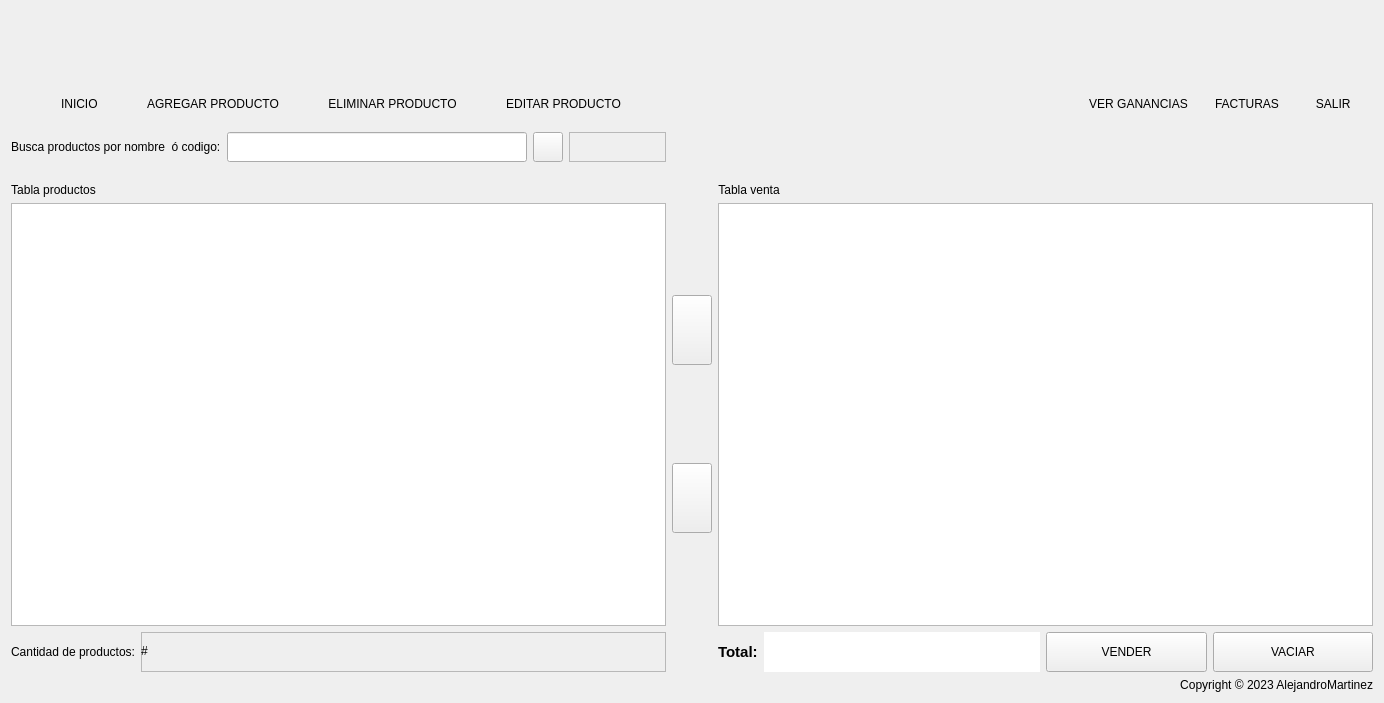
First picture: the form in uifiles/main_windows.ui, repository AlejandroMartinez04/PlanetMovilHermano, before the edit.
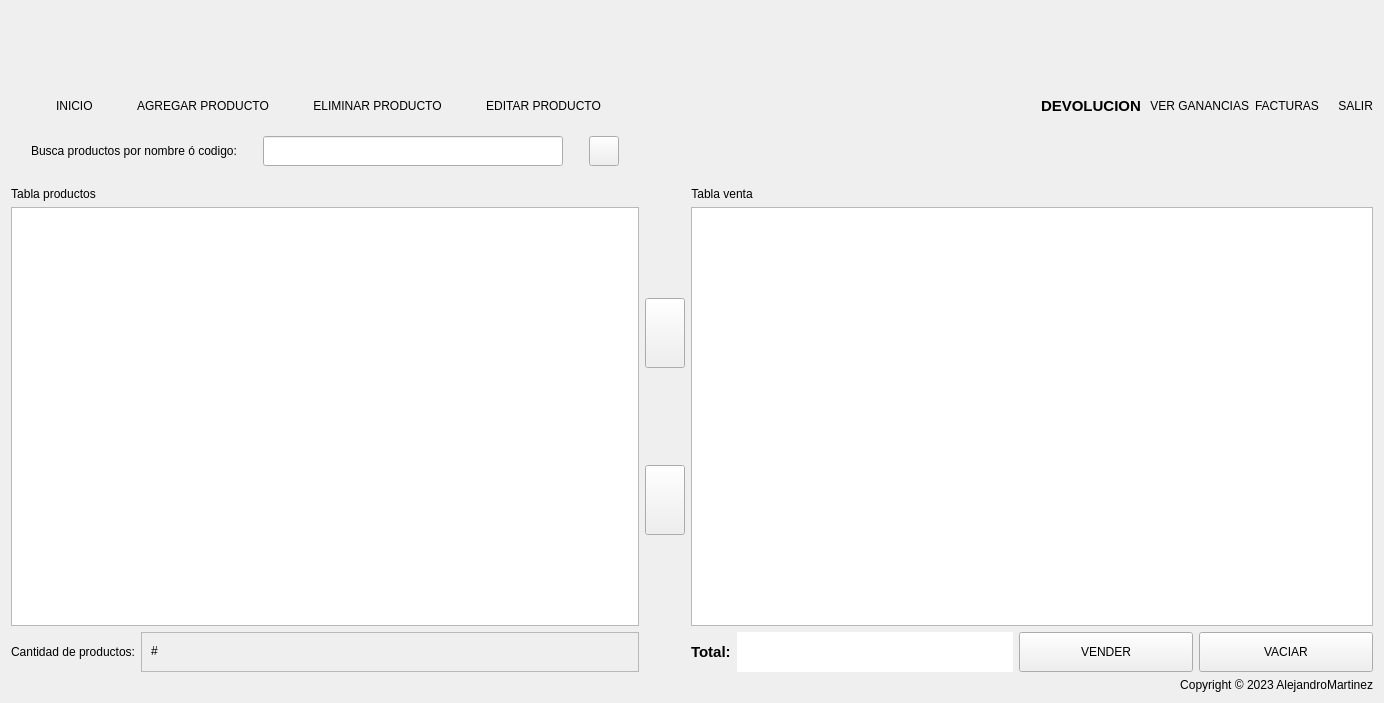
Second picture: the form after the edit. Icons and pictures are not drawn.

Commit message: Refactor employee and main window UI to remove unused components and improve layout properties

The edit to the form file:
```diff
--- a/uifiles/main_windows.ui
+++ b/uifiles/main_windows.ui
@@ -68,7 +68,7 @@
         <string notr="true">font: 700 11pt &quot;Segoe UI&quot;;</string>
        </property>
        <property name="text">
-        <string>Busca productos por nombre  ó codigo:</string>
+        <string>Busca productos por nombre ó codigo:</string>
        </property>
       </widget>
      </item>
@@ -123,19 +123,6 @@
        </property>
       </widget>
      </item>
-     <item>
-      <widget class="QFrame" name="frame_3">
-       <property name="styleSheet">
-        <string>font: 700 11pt &quot;Segoe UI&quot;;</string>
-       </property>
-       <property name="frameShape">
-        <enum>QFrame::StyledPanel</enum>
-       </property>
-       <property name="frameShadow">
-        <enum>QFrame::Raised</enum>
-       </property>
-      </widget>
-     </item>
     </layout>
    </item>
    <item row="4" column="0">
@@ -204,7 +191,7 @@
        <widget class="QLabel" name="labelQty">
         <property name="geometry">
          <rect>
-          <x>0</x>
+          <x>10</x>
           <y>10</y>
           <width>144</width>
           <height>17</height>
@@ -235,6 +222,92 @@
      <property name="leftMargin">
       <number>350</number>
      </property>
+     <item>
+      <layout class="QVBoxLayout" name="verticalLayout_10">
+       <item>
+        <widget class="QPushButton" name="devolverButton">
+         <property name="enabled">
+          <bool>true</bool>
+         </property>
+         <property name="sizePolicy">
+          <sizepolicy hsizetype="Fixed" vsizetype="Fixed">
+           <horstretch>0</horstretch>
+           <verstretch>0</verstretch>
+          </sizepolicy>
+         </property>
+         <property name="minimumSize">
+          <size>
+           <width>0</width>
+           <height>80</height>
+          </size>
+         </property>
+         <property name="maximumSize">
+          <size>
+           <width>200</width>
+           <height>16777215</height>
+          </size>
+         </property>
+         <property name="font">
+          <font>
+           <family>Segoe UI</family>
+           <pointsize>11</pointsize>
+           <italic>false</italic>
+           <bold>true</bold>
+          </font>
+         </property>
+         <property name="cursor">
+          <cursorShape>PointingHandCursor</cursorShape>
+         </property>
+         <property name="styleSheet">
+          <string notr="true">font: 700 11pt &quot;Segoe UI&quot;;</string>
+         </property>
+         <property name="text">
+          <string/>
+         </property>
+         <property name="icon">
+          <iconset>
+           <normaloff>../assets/newicons/Devolucion.png</normaloff>../assets/newicons/Devolucion.png</iconset>
+         </property>
+         <property name="iconSize">
+          <size>
+           <width>90</width>
+           <height>50</height>
+          </size>
+         </property>
+         <property name="flat">
+          <bool>true</bool>
+         </property>
+        </widget>
+       </item>
+       <item>
+        <widget class="QLabel" name="label_14">
+         <property name="sizePolicy">
+          <sizepolicy hsizetype="Fixed" vsizetype="Fixed">
+           <horstretch>0</horstretch>
+           <verstretch>0</verstretch>
+          </sizepolicy>
+         </property>
+         <property name="font">
+          <font>
+           <family>Segoe UI</family>
+           <pointsize>11</pointsize>
+           <italic>false</italic>
+           <bold>true</bold>
+          </font>
+         </property>
+         <property name="layoutDirection">
+          <enum>Qt::LayoutDirection::LeftToRight</enum>
+         </property>
+         <property name="styleSheet">
+          <string notr="true">font: 700 11pt &quot;Segoe UI&quot;;</string>
+         </property>
+         <property name="text">
+          <string>DEVOLUCION</string>
+         </property>
+        </widget>
+       </item>
+      </layout>
+     </item>
      <item>
       <layout class="QVBoxLayout" name="verticalLayout_8">
        <item>
@@ -275,7 +348,7 @@
          </property>
          <property name="iconSize">
           <size>
-           <width>50</width>
+           <width>120</width>
            <height>50</height>
           </size>
          </property>
@@ -302,10 +375,13 @@
           <string notr="true">font: 700 11pt &quot;Segoe UI&quot;;</string>
          </property>
          <property name="text">
-          <string>VER GANANCIAS</string>
+          <string> VER GANANCIAS</string>
+         </property>
+         <property name="textFormat">
+          <enum>Qt::TextFormat::AutoText</enum>
          </property>
          <property name="alignment">
-          <set>Qt::AlignCenter</set>
+          <set>Qt::AlignmentFlag::AlignRight|Qt::AlignmentFlag::AlignTrailing|Qt::AlignmentFlag::AlignVCenter</set>
          </property>
         </widget>
        </item>
@@ -433,7 +509,7 @@
          </property>
          <property name="iconSize">
           <size>
-           <width>50</width>
+           <width>60</width>
            <height>50</height>
           </size>
          </property>
@@ -454,7 +530,7 @@
           <string notr="true">font: 700 11pt &quot;Segoe UI&quot;;</string>
          </property>
          <property name="text">
-          <string>   SALIR</string>
+          <string>    SALIR</string>
          </property>
         </widget>
        </item>
```
Left out of the diff: 64 changed lines with no effect on the pictures. The commit also changes 4 other files.
